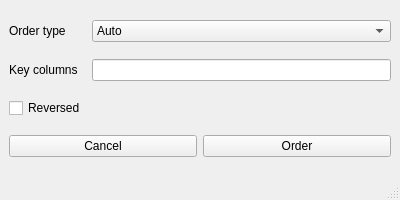
First picture: the form in res/ui/order-window.ui, repository stefanbenderskiy/Table-Wizard, before the edit.
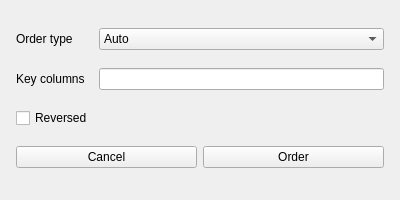
Second picture: the form after the edit.

Diff of the .ui file:
```diff
--- a/res/ui/order-window.ui
+++ b/res/ui/order-window.ui
@@ -1,7 +1,7 @@
 <?xml version="1.0" encoding="UTF-8"?>
 <ui version="4.0">
- <class>MainWindow</class>
- <widget class="QMainWindow" name="MainWindow">
+ <class>Form</class>
+ <widget class="QWidget" name="Form">
   <property name="geometry">
    <rect>
     <x>0</x>
@@ -10,64 +10,36 @@
     <height>200</height>
    </rect>
   </property>
-  <property name="sizePolicy">
-   <sizepolicy hsizetype="Fixed" vsizetype="Fixed">
-    <horstretch>0</horstretch>
-    <verstretch>0</verstretch>
-   </sizepolicy>
+  <property name="minimumSize">
+   <size>
+    <width>400</width>
+    <height>200</height>
+   </size>
   </property>
   <property name="windowTitle">
    <string>Order</string>
   </property>
-  <widget class="QWidget" name="centralwidget">
    <layout class="QGridLayout" name="gridLayout">
-    <item row="2" column="1">
-     <widget class="QCheckBox" name="reversed_check_box">
-      <property name="text">
-       <string>Reversed</string>
-      </property>
-     </widget>
-    </item>
-    <item row="1" column="2">
-     <widget class="QLineEdit" name="keys_edit">
-      <property name="text">
-       <string/>
-      </property>
-     </widget>
-    </item>
-    <item row="1" column="1">
-     <widget class="QLabel" name="keys_label">
-      <property name="text">
-       <string>Key columns</string>
-      </property>
-     </widget>
-    </item>
-    <item row="3" column="1" colspan="2">
-     <layout class="QHBoxLayout" name="horizontalLayout">
-      <item>
-       <widget class="QPushButton" name="cancel_button">
-        <property name="text">
-         <string>Cancel</string>
-        </property>
-       </widget>
-      </item>
-      <item>
-       <widget class="QPushButton" name="order_button">
-        <property name="text">
-         <string>Order</string>
-        </property>
-       </widget>
-      </item>
-     </layout>
-    </item>
-    <item row="0" column="1">
+   <property name="leftMargin">
+    <number>16</number>
+   </property>
+   <property name="topMargin">
+    <number>16</number>
+   </property>
+   <property name="rightMargin">
+    <number>16</number>
+   </property>
+   <property name="bottomMargin">
+    <number>16</number>
+   </property>
+   <item row="0" column="0">
      <widget class="QLabel" name="order_type_label">
       <property name="text">
        <string>Order type</string>
       </property>
      </widget>
     </item>
-    <item row="0" column="2">
+   <item row="0" column="1">
      <widget class="QComboBox" name="order_type_combo_box">
       <item>
        <property name="text">
@@ -96,19 +68,46 @@
       </item>
      </widget>
     </item>
-   </layout>
-  </widget>
-  <widget class="QMenuBar" name="menubar">
-   <property name="geometry">
-    <rect>
-     <x>0</x>
-     <y>0</y>
-     <width>400</width>
-     <height>21</height>
-    </rect>
-   </property>
-  </widget>
-  <widget class="QStatusBar" name="statusbar"/>
+   <item row="1" column="0">
+    <widget class="QLabel" name="keys_label">
+     <property name="text">
+      <string>Key columns</string>
+     </property>
+    </widget>
+   </item>
+   <item row="1" column="1">
+    <widget class="QLineEdit" name="keys_edit">
+     <property name="text">
+      <string/>
+     </property>
+    </widget>
+   </item>
+   <item row="2" column="0">
+    <widget class="QCheckBox" name="reversed_check_box">
+     <property name="text">
+      <string>Reversed</string>
+     </property>
+    </widget>
+   </item>
+   <item row="3" column="0" colspan="2">
+    <layout class="QHBoxLayout" name="horizontalLayout">
+     <item>
+      <widget class="QPushButton" name="cancel_button">
+       <property name="text">
+        <string>Cancel</string>
+       </property>
+      </widget>
+     </item>
+     <item>
+      <widget class="QPushButton" name="order_button">
+       <property name="text">
+        <string>Order</string>
+       </property>
+      </widget>
+     </item>
+    </layout>
+   </item>
+  </layout>
  </widget>
  <resources/>
  <connections/>
```
Lines whose indentation alone changed are shown as unchanged.
